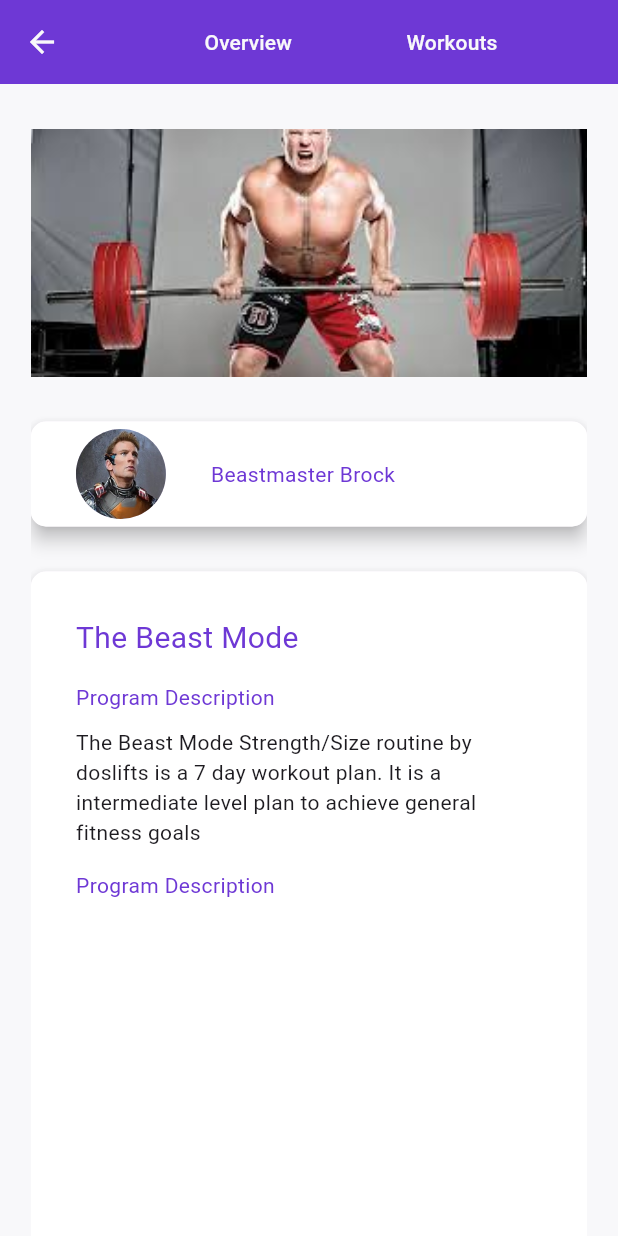
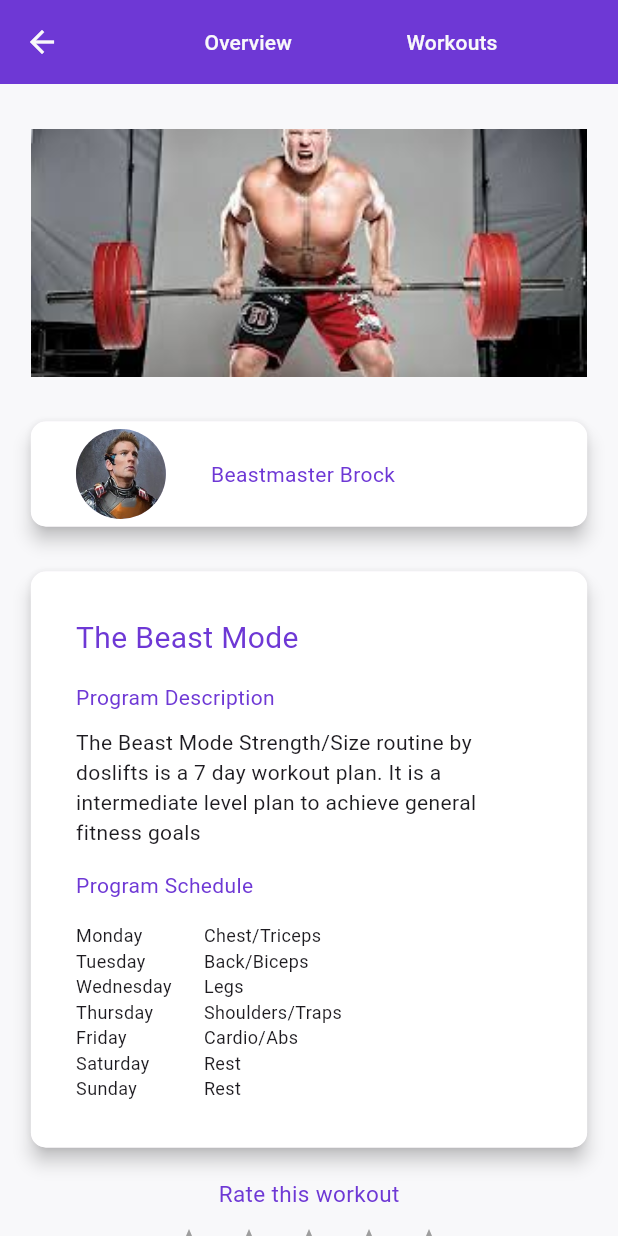
Before and after one commit to Jheng318/231483Y_Project1_JiaHong, a Flutter app: the HomePage screen opened directly, after a tap on "The Beast Mode", on a phone screen of 412 x 824 dp. Run offline on Flutter 3.47's test engine with Material 3 defaults, Android fonts, the phone set to English and light mode, and no system bars; drawn by our look-alikes of flutter_rating; our stand-ins replace flutter_svg; accounts and stored records are empty.

Commit message:
some changes

```diff
--- a/lib/data/users.dart
+++ b/lib/data/users.dart
@@ -1,7 +1,14 @@
+import 'package:flutter/material.dart';
+import 'package:provider/provider.dart';
+
 class User {
   final String email;
   final String fullName;
   final String password;
+  final List<String> favouriteCourse;
+  final double? weight;
+  final double? height;
+  final double? bmi;
   String get getEmail {
     return email;
   }
@@ -11,7 +18,24 @@ class User {
   }
 
   const User(
-      {required this.email, required this.fullName, required this.password});
+      {required this.email,
+      required this.fullName,
+      required this.password,
+      required this.favouriteCourse,
+      this.weight,
+      this.height,
+      this.bmi});
+}
+
+class UserModel extends ChangeNotifier {
+  User? userData;
+  User? get getUser => userData;
+  set setUserData(User? value) {
+    userData = value;
+    notifyListeners();
+  }
+
+  void updateName(String name) {}
 }
 
 class UserData {
@@ -25,14 +49,17 @@ List<User> listOfUsers() {
     const User(
         email: 'john.doe@example.com',
         fullName: 'John Doe',
-        password: 'Password123@'),
+        password: 'Password123@',
+        favouriteCourse: []),
     const User(
         email: 'jane.smith@example.com',
         fullName: 'Jane Smith',
-        password: 'secret'),
+        password: 'secret',
+        favouriteCourse: []),
     const User(
         email: 'david.lee@example.com',
         fullName: 'David Lee',
-        password: 'pass456'),
+        password: 'pass456',
+        favouriteCourse: []),
   ];
 }
--- a/lib/pages/aboutus.dart
+++ b/lib/pages/aboutus.dart
@@ -1,5 +1,6 @@
 import 'package:flutter/material.dart';
 import 'package:jiahong_mad_project/color_extensions.dart';
+// flutter email sender
 
 class AboutusPage extends StatefulWidget {
   const AboutusPage({super.key});
--- a/lib/pages/profile.dart
+++ b/lib/pages/profile.dart
@@ -9,3 +9,6 @@ class ProfileScreen extends StatelessWidget {
     return Text("Profile Page");
   }
 }
+// can ask user to add their height and weight and i can calculate the bmi
+// display their account name and email
+// allow users to update their height, weight, name and email
--- a/lib/pages/signUp.dart
+++ b/lib/pages/signUp.dart
@@ -224,7 +224,8 @@ class _SignupPageState extends State<SignupPage> {
                         User data = User(
                             email: email!,
                             fullName: fullName!,
-                            password: password!);
+                            password: password!,
+                            favouriteCourse: []);
                         // to check if there is data that is recieved from the form an add it into the users array
                         if (data.email.isNotEmpty &&
                             data.fullName.isNotEmpty &&
--- a/lib/pages/workout.dart
+++ b/lib/pages/workout.dart
@@ -1,6 +1,7 @@
 import 'package:flutter/material.dart';
 import 'package:jiahong_mad_project/color_extensions.dart';
 import 'package:jiahong_mad_project/data/workoutData.dart';
+import 'package:flutter_rating/flutter_rating.dart';
 
 class OverviewPage extends StatefulWidget {
   final String workoutName;
@@ -11,7 +12,18 @@ class OverviewPage extends StatefulWidget {
 }
 
 class _OverviewPageState extends State<OverviewPage> {
+  double rating = 0;
   final List<WorkoutsData> workoutPlans = workoutplans();
+  final List<String> workoutDay = [
+    "Monday",
+    "Tuesday",
+    "Wednesday",
+    "Thursday",
+    "Friday",
+    "Saturday",
+    "Sunday"
+  ];
+
   @override
   Widget build(BuildContext context) {
     return Scaffold(
@@ -47,18 +59,7 @@ class _OverviewPageState extends State<OverviewPage> {
                   style: TextStyle(color: ColorExtensions.gray, fontSize: 14),
                 )),
           ],
-        ), // Or your title
-        // actions: [
-        //   TextButton(
-        //     child: const Text(
-        //       "Workouts",
-        //       style: TextStyle(color: ColorExtensions.gray),
-        //     ),
-        //     onPressed: () {
-        //       print("workouts is being pressed");
-        //     },
-        //   ),
-        // ],
+        ),
       ),
       body: Center(
         widthFactor: MediaQuery.of(context).size.width * 0.9,
@@ -130,7 +131,6 @@ class _OverviewPageState extends State<OverviewPage> {
                     borderRadius: BorderRadius.circular(10)),
                 child: Container(
                   width: MediaQuery.of(context).size.width * 0.9,
-                  height: 500,
                   padding:
                       const EdgeInsets.symmetric(horizontal: 30, vertical: 30),
                   decoration: BoxDecoration(
@@ -166,11 +166,85 @@ class _OverviewPageState extends State<OverviewPage> {
                         height: 15,
                       ),
                       const Text(
-                        "Program Description",
+                        "Program Schedule",
                         style: TextStyle(color: ColorExtensions.purple),
+                      ),
+                      const SizedBox(
+                        height: 15,
+                      ),
+                      Container(
+                        height: 120,
+                        child: ListView.builder(
+                          itemCount: workoutDay.length,
+                          itemBuilder: (context, index) {
+                            return Row(
+                              children: [
+                                Expanded(
+                                    flex: 1,
+                                    child: Text(
+                                      workoutDay[index],
+                                      style: const TextStyle(fontSize: 12),
+                                    )),
+                                const SizedBox(width: 10),
+                                Expanded(
+                                  flex: 3,
+                                  child: Text(
+                                    workoutPlans
+                                        .firstWhere((el) =>
+                                            el.workoutName ==
+                                            widget.workoutName)
+                                        .workouts[index],
+                                    style: const TextStyle(fontSize: 12),
+                                  ),
+                                ),
+                              ],
+                            );
+                          },
+                        ),
                       ),
                     ],
                   ),
+                ),
+              ),
+              const SizedBox(
+                height: 20,
+              ),
+              const Center(
+                child: Text(
+                  "Rate this workout",
+                  style: TextStyle(color: ColorExtensions.purple, fontSize: 15),
+                ),
+              ),
+              const SizedBox(
+                height: 10,
+              ),
+              StarRating(
+                rating: rating,
+                size: 40,
+                filledIcon: Icons.star,
+                halfFilledIcon: Icons.star_half,
+                emptyIcon: Icons.star_outline,
+                color: ColorExtensions.purple,
+                borderColor: Colors.grey, // Color for empty icons
+                onRatingChanged: (rating) =>
+                    setState(() => this.rating = rating),
+              ),
+              const SizedBox(
+                height: 30,
+              ),
+              SizedBox(
+                width: MediaQuery.of(context).size.width * 0.9,
+                child: ElevatedButton(
+                  onPressed: () {},
+                  style: ElevatedButton.styleFrom(
+                    backgroundColor: ColorExtensions.purple,
+                    foregroundColor: ColorExtensions.gray,
+                    shape: RoundedRectangleBorder(
+                      borderRadius: BorderRadius.circular(
+                          10.0), // Adjust the radius as needed
+                    ),
+                  ),
+                  child: const Text("Add To Favourites"),
                 ),
               )
             ],
--- a/pubspec.yaml
+++ b/pubspec.yaml
@@ -10,6 +10,8 @@ dependencies:
   flutter:
     sdk: flutter
   flutter_svg: ^2.0.17
+  flutter_rating: ^2.0.2
+  provider: ^6.0.0
 
 dev_dependencies:
   flutter_test:
```
Also changed, not shown: lib/main.dart (+5 -4 lines), lib/pages/login.dart (+11 -10 lines), assets/svgs/login.svg (added), pubspec.lock.
